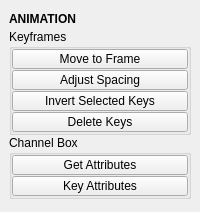
This is tentacle/ui/animation.ui in m3trik/tentacle as Qt 5 draws it before an edit. The edited form follows.
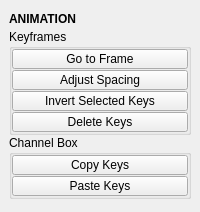
This is the edited form. Custom widgets are drawn as their Qt base class.

Patch:
```diff
--- a/tentacle/ui/animation.ui
+++ b/tentacle/ui/animation.ui
@@ -99,7 +99,7 @@
             <string>&lt;html&gt;&lt;head/&gt;&lt;body&gt;&lt;p&gt;Set the current frame on the timeslider.&lt;/p&gt;&lt;/body&gt;&lt;/html&gt;</string>
            </property>
            <property name="text">
-            <string>Move to Frame</string>
+            <string>Go to Frame</string>
            </property>
            <property name="checkable">
             <bool>false</bool>
@@ -232,7 +232,7 @@
             <string>Sets keyframes for any previously stored attribute values at the current time.</string>
            </property>
            <property name="text">
-            <string>Key Attributes</string>
+            <string>Paste Keys</string>
            </property>
            <property name="iconSize">
             <size>
@@ -263,7 +263,7 @@
             <string>Stores the current values of attributes selected in Maya's channel box for any selected objects.</string>
            </property>
            <property name="text">
-            <string>Get Attributes</string>
+            <string>Copy Keys</string>
            </property>
            <property name="iconSize">
             <size>
```
Left out of the diff: 4 changed lines with no effect on the pictures.
